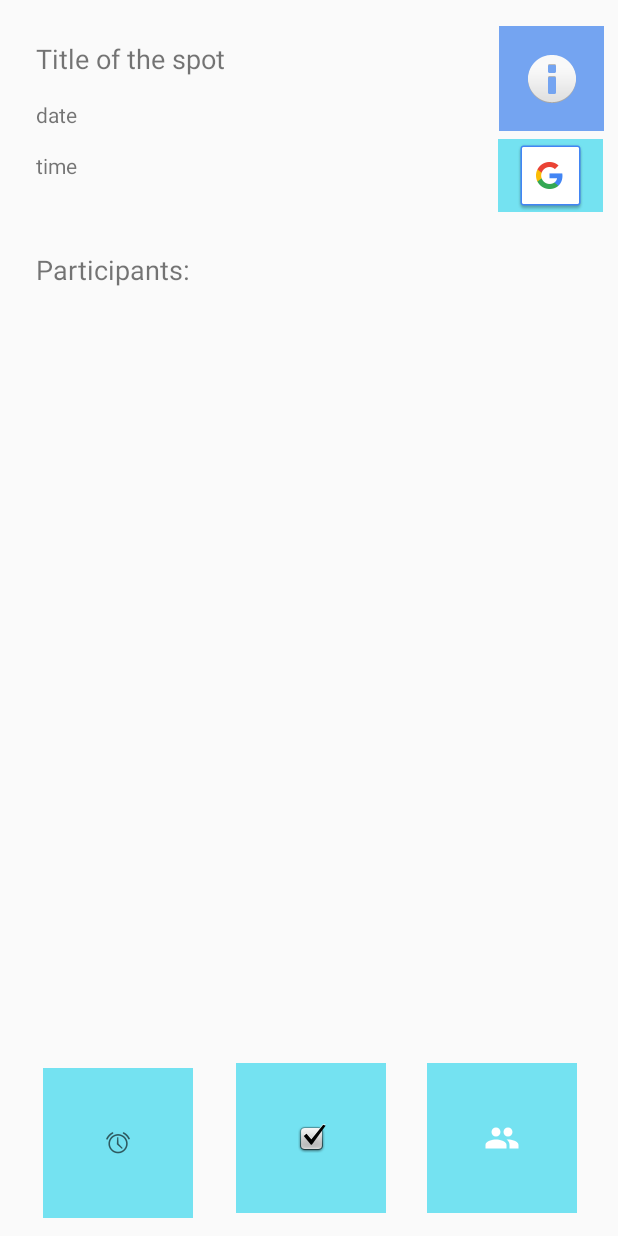
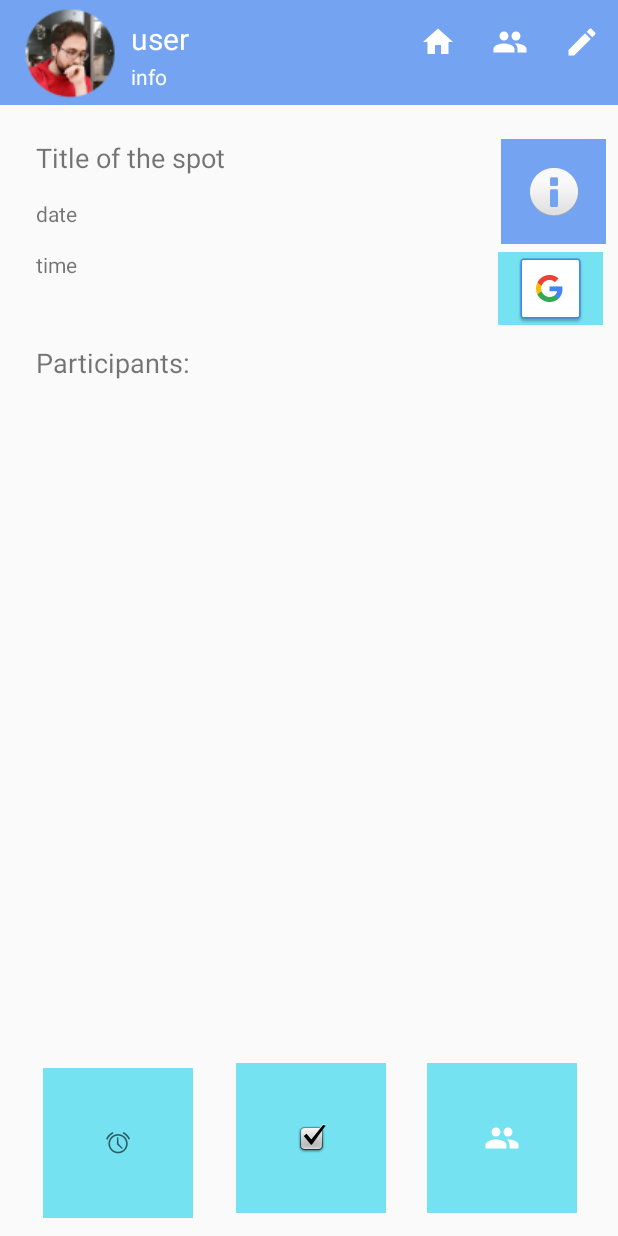
Before and after one commit to richardschaeffer96/PEM2018, an Android app: the SpotInterface screen opened directly, with no data from a screen before it, on a phone screen of 412 x 824 dp. Run offline under Robolectric (Android 15) with nearby library versions, the phone set to English and light mode, and no system bars; our stand-ins replace Firebase (no records; nobody signed in at launch, a user with empty details on screens opened directly); 5 statements that could not run were skipped.

Commit message:
toolbar on every scene

```diff
--- a/app/src/main/java/com/example/richa_000/sponnect/SpotInterface.java
+++ b/app/src/main/java/com/example/richa_000/sponnect/SpotInterface.java
@@ -2,6 +2,7 @@ package com.example.richa_000.sponnect;
 
 import android.Manifest;
 import android.content.Context;
+import android.content.Intent;
 import android.content.pm.PackageManager;
 import android.graphics.Color;
 import android.location.Location;
@@ -14,7 +15,10 @@ import android.support.v7.app.AppCompatActivity;
 import android.os.Bundle;
 import android.support.v7.widget.LinearLayoutManager;
 import android.support.v7.widget.RecyclerView;
+import android.support.v7.widget.Toolbar;
 import android.util.Log;
+import android.view.MenuInflater;
+import android.view.MenuItem;
 import android.view.View;
 import android.widget.Button;
 import android.widget.ImageButton;
@@ -70,6 +74,10 @@ public class SpotInterface extends AppCompatActivity {
     protected void onCreate(Bundle savedInstanceState) {
         super.onCreate(savedInstanceState);
         setContentView(R.layout.activity_spot_interface);
+
+        Toolbar toolbar = findViewById(R.id.toolbar);
+        setSupportActionBar(toolbar);
+
         closeEnough = false;
         state = 0;
         userID = getIntent().getStringExtra("id");
@@ -334,4 +342,30 @@ public class SpotInterface extends AppCompatActivity {
         tooLateButton.setBackgroundColor(Color.parseColor("#FF74E2F1"));
         state=2;
     }
+
+    @Override
+    public boolean onCreateOptionsMenu(android.view.Menu menu) {
+        MenuInflater inflater = getMenuInflater();
+        inflater.inflate(R.menu.menu_main, menu);
+        return true;
+    }
+
+    @Override
+    public boolean onOptionsItemSelected(MenuItem item) {
+        switch (item.getItemId()) {
+            case R.id.settings:
+                Intent mIntent = new Intent(SpotInterface.this, SignUp.class);
+                startActivity(mIntent);
+                return true;
+            case R.id.contacts:
+                Intent mIntent2 = new Intent(SpotInterface.this, Contacts.class);
+                startActivity(mIntent2);
+                return true;
+            case R.id.home:
+                Intent mIntent3 = new Intent(SpotInterface.this, Menu.class);
+                startActivity(mIntent3);
+            default:
+                return super.onOptionsItemSelected(item);
+        }
+    }
 }
--- a/app/src/main/res/layout/activity_spot_interface.xml
+++ b/app/src/main/res/layout/activity_spot_interface.xml
@@ -6,23 +6,28 @@
     android:layout_height="match_parent"
     tools:context=".SpotInterface">
 
+    <include
+        android:id="@+id/toolbar"
+        layout="@layout/toolbar" />
+
     <TextView
         android:id="@+id/spot_title"
         android:layout_width="0dp"
         android:layout_height="wrap_content"
         android:layout_marginStart="24dp"
         android:layout_marginLeft="24dp"
-        android:layout_marginTop="15dp"
-        android:layout_marginEnd="10dp"
-        android:layout_marginRight="10dp"
+        android:layout_marginTop="8dp"
+        android:layout_marginEnd="8dp"
+        android:layout_marginRight="8dp"
         android:layout_marginBottom="17dp"
         android:text="Title of the spot"
         android:textSize="18sp"
         app:layout_constraintBottom_toBottomOf="parent"
         app:layout_constraintEnd_toStartOf="@+id/info_button"
+        app:layout_constraintHorizontal_bias="1.0"
         app:layout_constraintStart_toStartOf="parent"
-        app:layout_constraintTop_toTopOf="parent"
-        app:layout_constraintVertical_bias="0.015" />
+        app:layout_constraintTop_toBottomOf="@+id/toolbar"
+        app:layout_constraintVertical_bias="0.021" />
 
     <TextView
         android:id="@+id/spot_date"
@@ -65,15 +70,15 @@
         android:id="@+id/info_button"
         android:layout_width="70dp"
         android:layout_height="70dp"
-        android:layout_marginTop="5dp"
-        android:layout_marginEnd="9dp"
-        android:layout_marginRight="9dp"
+        android:layout_marginTop="8dp"
+        android:layout_marginEnd="8dp"
+        android:layout_marginRight="8dp"
         android:layout_marginBottom="8dp"
         android:background="@color/darkBlue"
         app:layout_constraintBottom_toBottomOf="parent"
         app:layout_constraintEnd_toEndOf="parent"
-        app:layout_constraintTop_toTopOf="parent"
-        app:layout_constraintVertical_bias="0.016"
+        app:layout_constraintTop_toBottomOf="@+id/toolbar"
+        app:layout_constraintVertical_bias="0.022"
         app:srcCompat="@android:drawable/ic_dialog_info" />
 
     <ImageButton
```
Also changed, not shown: app/src/main/java/com/example/richa_000/sponnect/GuideActivity.java (+32 -0 lines), app/src/main/res/layout/activity_guide_activity.xml (+41 -52 lines).
